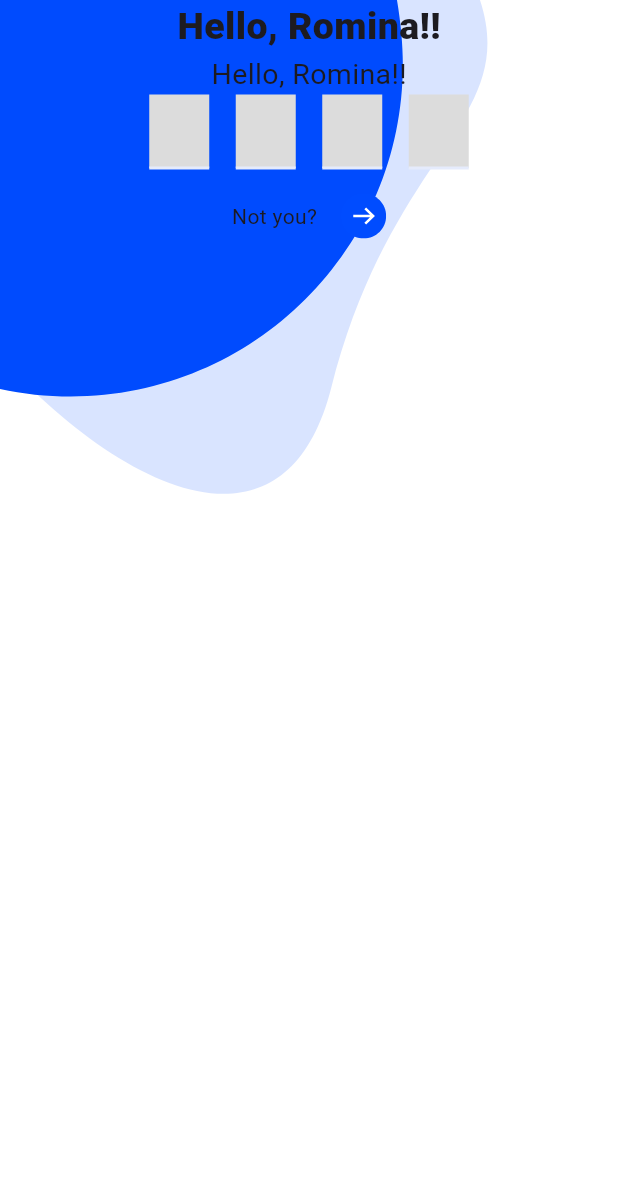
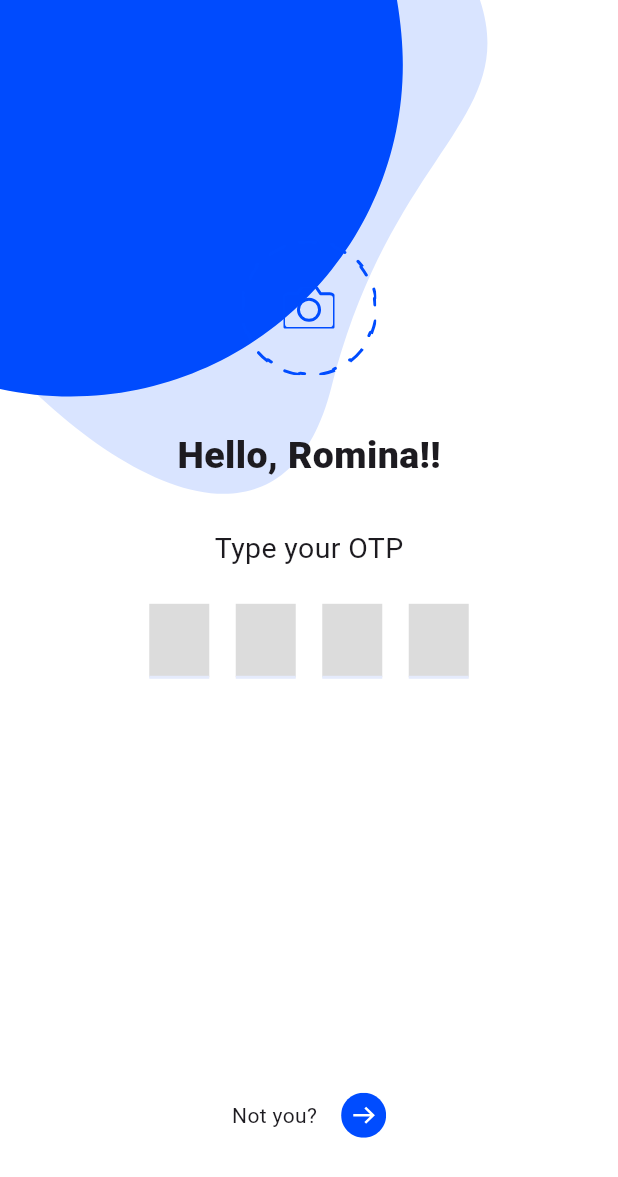
Before and after one commit to muradmkts/shopee_ecommerce, a Flutter app: the OTPScreen widget shown alone on an empty page, opened directly, on a phone screen of 412 x 824 dp. Shown: the top 1177 px of the screen. Run offline on Flutter 3.47's test engine with Material 3 defaults, Android fonts, the phone set to English and light mode, and no system bars; drawn by our look-alikes of pin_code_fields; our stand-ins replace flutter_svg; missing offline and left inert: country_code_picker_plus.

Commit message:
OTP Screen Designed

```diff
--- a/lib/authentication/ui/screens/otp_screen.dart
+++ b/lib/authentication/ui/screens/otp_screen.dart
@@ -14,27 +14,35 @@ class OTPScreen extends StatelessWidget {
   Widget build(BuildContext context) {
     return Background(
         background: LocalBackground.passBackground,
+        child: SingleChildScrollView(
+          child: Padding(
+            padding:  EdgeInsets.only(top: MediaQuery.sizeOf(context).height/5.143),
             child: Column(
               children: [
-            Text(
-              "Hello, Romina!!",
-              style: TextStyle(
-                fontSize: 25,
-                fontWeight: FontWeight.w800
-              ),
+
+                Padding(
+                  padding:  EdgeInsets.only(bottom: MediaQuery.sizeOf(context).height/23.2),
+                  child: SvgPicture.asset(LocalIcon.cameraPhoto),
                 ),
                 Text(
                   "Hello, Romina!!",
+                  style: TextStyle(fontSize: 25, fontWeight: FontWeight.w800),
+                ),
+                Padding(
+                  padding:  EdgeInsets.only(top: MediaQuery.sizeOf(context).height/27.06),
+                  child: Text(
+                    "Type your OTP",
                     style: TextStyle(
                       fontSize: 19,
                     ),
                   ),
-            SizedBox(
+                ),
+                Padding(
+                  padding: EdgeInsets.only(top: MediaQuery.sizeOf(context).height/35.30),
+                  child: SizedBox(
                     width: 213,
                     child: PinCodeTextField(
                         enableActiveFill: true,
-
-
                         pinTheme: PinTheme(
                           borderRadius: BorderRadius.circular(10),
                           activeFillColor: Colors.white,
@@ -42,13 +50,16 @@ class OTPScreen extends StatelessWidget {
                           inactiveFillColor: ColorTheme.secondaryGray,
                           inactiveColor: ColorTheme.accentBluish,
                           activeColor: ColorTheme.accentBluish,
-                  selectedColor: ColorTheme.accentBluish,),
+                          selectedColor: ColorTheme.accentBluish,
+                        ),
                         backgroundColor: Colors.transparent,
                         appContext: context,
-                  length: 4
+                        length: 4),
                   ),
                 ),
-            Row(
+                Padding(
+                  padding: EdgeInsets.only(top: MediaQuery.sizeOf(context).height/3.17),
+                  child: Row(
                     mainAxisAlignment: MainAxisAlignment.center,
                     children: [
                       Text(
@@ -63,7 +74,10 @@ class OTPScreen extends StatelessWidget {
                           child: SvgPicture.asset(LocalIcon.arrowButton)),
                     ],
                   ),
+                ),
               ],
+            ),
+          ),
         ));
   }
 }
```
Lines whose indentation alone changed are shown as unchanged.
